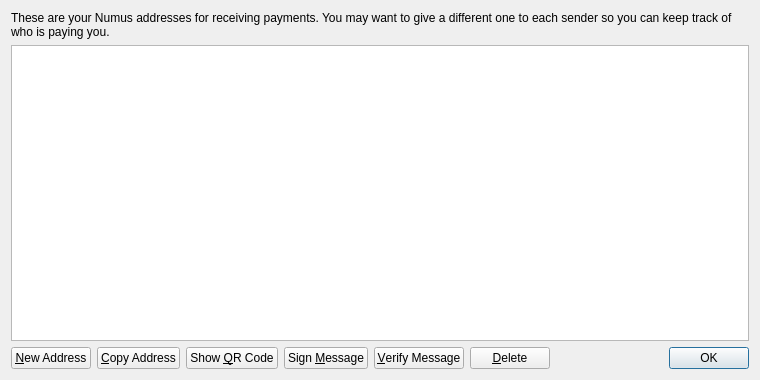
Qt form src/qt/forms/addressbookpage.ui (newcopycoin/newcopycoin) before a commit.
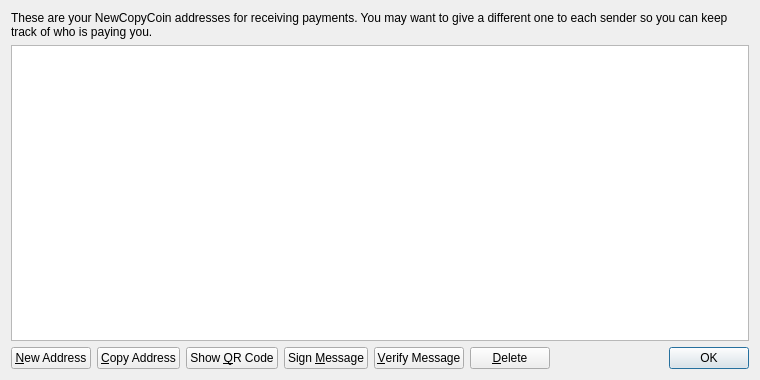
The same form after that commit.

Commit message: changes Numus -> NewCopyCoin

```diff
--- a/src/qt/forms/addressbookpage.ui
+++ b/src/qt/forms/addressbookpage.ui
@@ -17,7 +17,7 @@
    <item>
     <widget class="QLabel" name="labelExplanation">
      <property name="text">
-      <string>These are your Numus addresses for receiving payments. You may want to give a different one to each sender so you can keep track of who is paying you.</string>
+      <string>These are your NewCopyCoin addresses for receiving payments. You may want to give a different one to each sender so you can keep track of who is paying you.</string>
      </property>
      <property name="textFormat">
       <enum>Qt::PlainText</enum>
```
Left out of the diff: 4 changed lines with no effect on the pictures. The commit also changes 166 other files.
